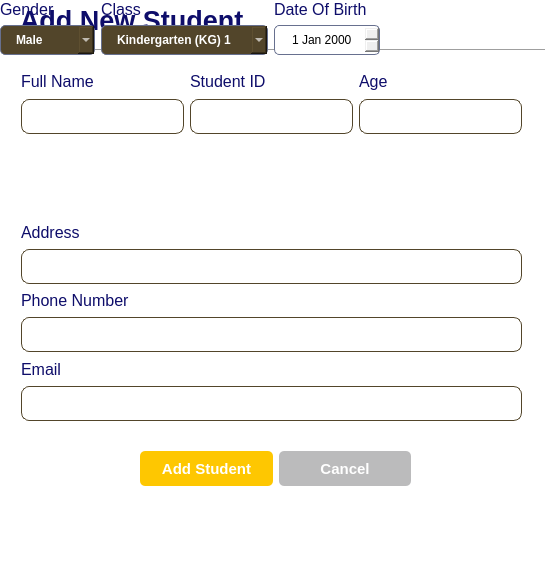
Above: SchoolFinal1/studentDialog2.ui from abdelrahmannagib/GUI_Final1 before the change. Below: the same form after it.
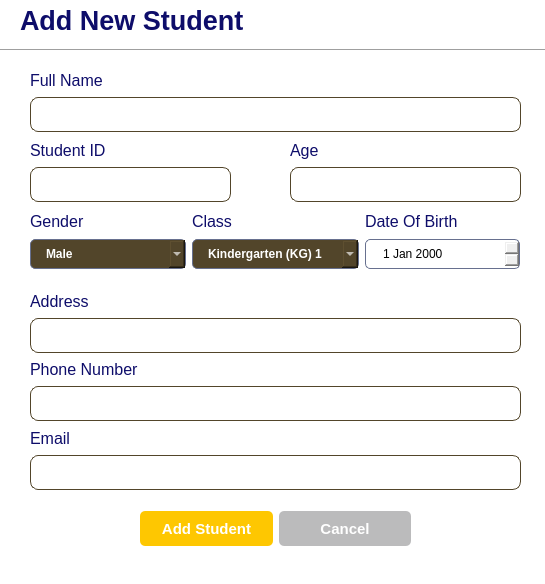
That is the form after the change.

Diff of the .ui file:
```diff
--- a/SchoolFinal1/studentDialog2.ui
+++ b/SchoolFinal1/studentDialog2.ui
@@ -89,6 +89,14 @@
    </property>
   </widget>
   <widget class="QWidget" name="">
+   <property name="geometry">
+    <rect>
+     <x>30</x>
+     <y>210</y>
+     <width>490</width>
+     <height>59</height>
+    </rect>
+   </property>
    <layout class="QHBoxLayout" name="horizontalLayout">
     <item>
      <layout class="QVBoxLayout" name="verticalLayout_5">
@@ -280,126 +288,9 @@
   <widget class="QWidget" name="">
    <property name="geometry">
     <rect>
-     <x>21</x>
-     <y>70</y>
-     <width>501</width>
-     <height>64</height>
-    </rect>
-   </property>
-   <layout class="QHBoxLayout" name="horizontalLayout_2">
-    <item>
-     <layout class="QVBoxLayout" name="verticalLayout">
-      <item>
-       <widget class="QLabel" name="label_2">
-        <property name="font">
-         <font>
-          <pointsize>12</pointsize>
-         </font>
-        </property>
-        <property name="styleSheet">
-         <string notr="true"/>
-        </property>
-        <property name="text">
-         <string>Full Name</string>
-        </property>
-       </widget>
-      </item>
-      <item>
-       <widget class="QLineEdit" name="name_lineEdit">
-        <property name="minimumSize">
-         <size>
-          <width>0</width>
-          <height>35</height>
-         </size>
-        </property>
-        <property name="maximumSize">
-         <size>
-          <width>16777215</width>
-          <height>35</height>
-         </size>
-        </property>
-       </widget>
-      </item>
-     </layout>
-    </item>
-    <item>
-     <layout class="QVBoxLayout" name="verticalLayout_9">
-      <item>
-       <widget class="QLabel" name="label_10">
-        <property name="font">
-         <font>
-          <pointsize>12</pointsize>
-         </font>
-        </property>
-        <property name="styleSheet">
-         <string notr="true"/>
-        </property>
-        <property name="text">
-         <string>Student ID</string>
-        </property>
-       </widget>
-      </item>
-      <item>
-       <widget class="QLineEdit" name="name_lineEdit_2">
-        <property name="minimumSize">
-         <size>
-          <width>0</width>
-          <height>35</height>
-         </size>
-        </property>
-        <property name="maximumSize">
-         <size>
-          <width>16777215</width>
-          <height>35</height>
-         </size>
-        </property>
-       </widget>
-      </item>
-     </layout>
-    </item>
-    <item>
-     <layout class="QVBoxLayout" name="verticalLayout_10">
-      <item>
-       <widget class="QLabel" name="label_11">
-        <property name="font">
-         <font>
-          <pointsize>12</pointsize>
-         </font>
-        </property>
-        <property name="styleSheet">
-         <string notr="true"/>
-        </property>
-        <property name="text">
-         <string>Age</string>
-        </property>
-       </widget>
-      </item>
-      <item>
-       <widget class="QLineEdit" name="name_lineEdit_3">
-        <property name="minimumSize">
-         <size>
-          <width>0</width>
-          <height>35</height>
-         </size>
-        </property>
-        <property name="maximumSize">
-         <size>
-          <width>16777215</width>
-          <height>35</height>
-         </size>
-        </property>
-       </widget>
-      </item>
-     </layout>
-    </item>
-   </layout>
-  </widget>
-  <widget class="QWidget" name="">
-   <property name="geometry">
-    <rect>
-     <x>21</x>
-     <y>221</y>
-     <width>501</width>
+     <x>30</x>
+     <y>290</y>
+     <width>491</width>
      <height>200</height>
     </rect>
    </property>
@@ -509,7 +400,7 @@
    <property name="geometry">
     <rect>
      <x>140</x>
-     <y>450</y>
+     <y>510</y>
      <width>271</width>
      <height>37</height>
     </rect>
@@ -575,6 +466,135 @@
     </item>
    </layout>
   </widget>
+  <widget class="QWidget" name="">
+   <property name="geometry">
+    <rect>
+     <x>290</x>
+     <y>140</y>
+     <width>231</width>
+     <height>62</height>
+    </rect>
+   </property>
+   <layout class="QVBoxLayout" name="verticalLayout_10">
+    <item>
+     <widget class="QLabel" name="label_11">
+      <property name="font">
+       <font>
+        <pointsize>12</pointsize>
+       </font>
+      </property>
+      <property name="styleSheet">
+       <string notr="true"/>
+      </property>
+      <property name="text">
+       <string>Age</string>
+      </property>
+     </widget>
+    </item>
+    <item>
+     <widget class="QLineEdit" name="name_lineEdit_3">
+      <property name="minimumSize">
+       <size>
+        <width>0</width>
+        <height>35</height>
+       </size>
+      </property>
+      <property name="maximumSize">
+       <size>
+        <width>16777215</width>
+        <height>35</height>
+       </size>
+      </property>
+     </widget>
+    </item>
+   </layout>
+  </widget>
+  <widget class="QWidget" name="">
+   <property name="geometry">
+    <rect>
+     <x>30</x>
+     <y>140</y>
+     <width>201</width>
+     <height>62</height>
+    </rect>
+   </property>
+   <layout class="QVBoxLayout" name="verticalLayout_9">
+    <item>
+     <widget class="QLabel" name="label_10">
+      <property name="font">
+       <font>
+        <pointsize>12</pointsize>
+       </font>
+      </property>
+      <property name="styleSheet">
+       <string notr="true"/>
+      </property>
+      <property name="text">
+       <string>Student ID</string>
+      </property>
+     </widget>
+    </item>
+    <item>
+     <widget class="QLineEdit" name="name_lineEdit_2">
+      <property name="minimumSize">
+       <size>
+        <width>0</width>
+        <height>35</height>
+       </size>
+      </property>
+      <property name="maximumSize">
+       <size>
+        <width>16777215</width>
+        <height>35</height>
+       </size>
+      </property>
+     </widget>
+    </item>
+   </layout>
+  </widget>
+  <widget class="QWidget" name="">
+   <property name="geometry">
+    <rect>
+     <x>30</x>
+     <y>70</y>
+     <width>491</width>
+     <height>62</height>
+    </rect>
+   </property>
+   <layout class="QVBoxLayout" name="verticalLayout">
+    <item>
+     <widget class="QLabel" name="label_2">
+      <property name="font">
+       <font>
+        <pointsize>12</pointsize>
+       </font>
+      </property>
+      <property name="styleSheet">
+       <string notr="true"/>
+      </property>
+      <property name="text">
+       <string>Full Name</string>
+      </property>
+     </widget>
+    </item>
+    <item>
+     <widget class="QLineEdit" name="name_lineEdit">
+      <property name="minimumSize">
+       <size>
+        <width>0</width>
+        <height>35</height>
+       </size>
+      </property>
+      <property name="maximumSize">
+       <size>
+        <width>16777215</width>
+        <height>35</height>
+       </size>
+      </property>
+     </widget>
+    </item>
+   </layout>
+  </widget>
  </widget>
  <resources/>
  <connections/>
```
